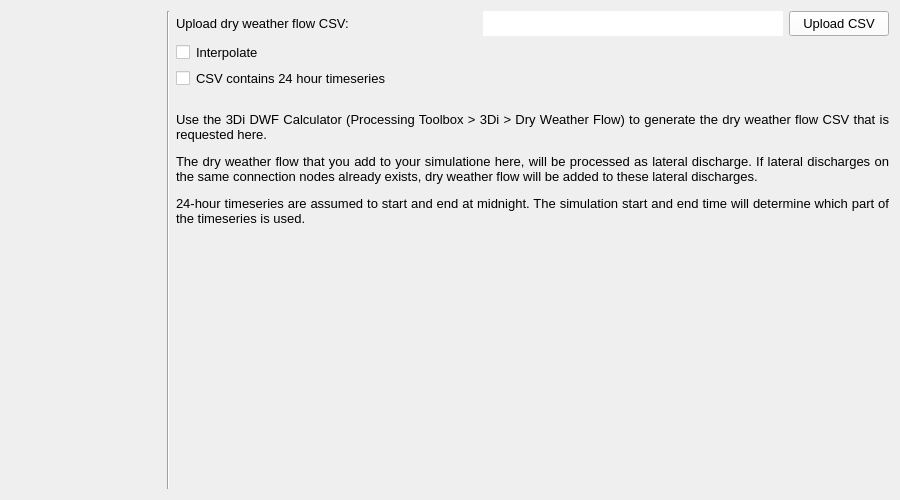
Above: threedi_models_and_simulations/ui/simulation_wizard/page_dwf.ui from nens/threedi-api-qgis-client before the change. Below: the same form after it.
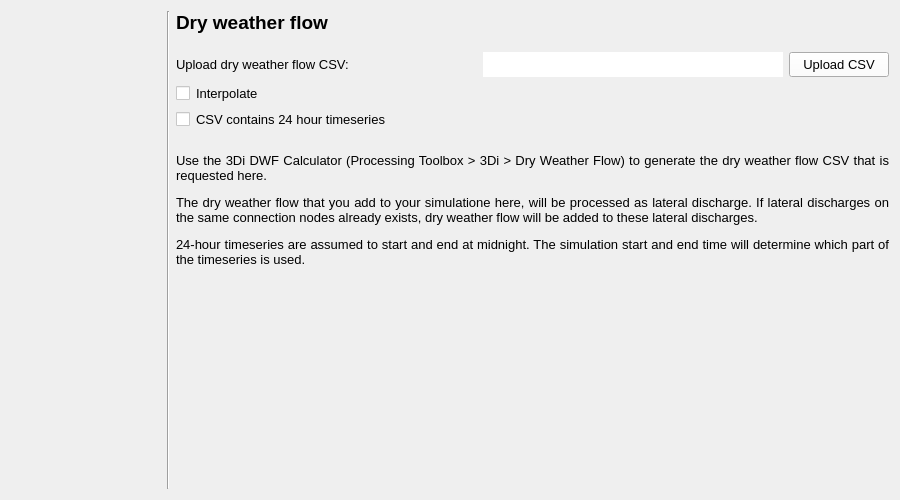
That is the form after the change.

What changed in the file:
```diff
--- a/threedi_models_and_simulations/ui/simulation_wizard/page_dwf.ui
+++ b/threedi_models_and_simulations/ui/simulation_wizard/page_dwf.ui
@@ -451,7 +451,36 @@
      </property>
     </widget>
    </item>
-   <item row="3" column="0" rowspan="6">
+   <item row="0" column="2">
+    <widget class="QLabel" name="label_3">
+     <property name="font">
+      <font>
+       <family>Segoe UI</family>
+       <pointsize>14</pointsize>
+       <weight>75</weight>
+       <bold>true</bold>
+       <underline>false</underline>
+      </font>
+     </property>
+     <property name="text">
+      <string>Dry weather flow</string>
+     </property>
+    </widget>
+   </item>
+   <item row="0" column="1" rowspan="9">
+    <widget class="Line" name="line">
+     <property name="sizePolicy">
+      <sizepolicy hsizetype="Fixed" vsizetype="Expanding">
+       <horstretch>0</horstretch>
+       <verstretch>0</verstretch>
+      </sizepolicy>
+     </property>
+     <property name="orientation">
+      <enum>Qt::Vertical</enum>
+     </property>
+    </widget>
+   </item>
+   <item row="0" column="0" rowspan="9">
     <widget class="QWidget" name="wizard_steps_widget" native="true">
      <property name="sizePolicy">
       <sizepolicy hsizetype="Preferred" vsizetype="Expanding">
```
Left out of the diff: 13 changed lines with no effect on the pictures.
